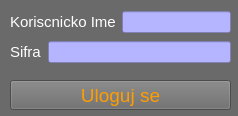
The window that loginform.ui (nmhaker/Source-Code) describes before a commit, drawn with Qt 5.
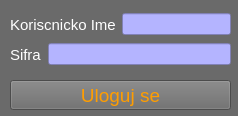
The same window after the commit.

Diff of the .ui file:
```diff
--- a/loginform.ui
+++ b/loginform.ui
@@ -49,7 +49,7 @@
      <x>10</x>
      <y>10</y>
      <width>221</width>
-     <height>24</height>
+     <height>29</height>
     </rect>
    </property>
    <layout class="QHBoxLayout" name="horizontalLayout">
@@ -88,7 +88,7 @@
      <x>10</x>
      <y>40</y>
      <width>221</width>
-     <height>24</height>
+     <height>29</height>
     </rect>
    </property>
    <layout class="QHBoxLayout" name="horizontalLayout_2">
```
Left out of the diff: 2 changed lines with no effect on the pictures.
